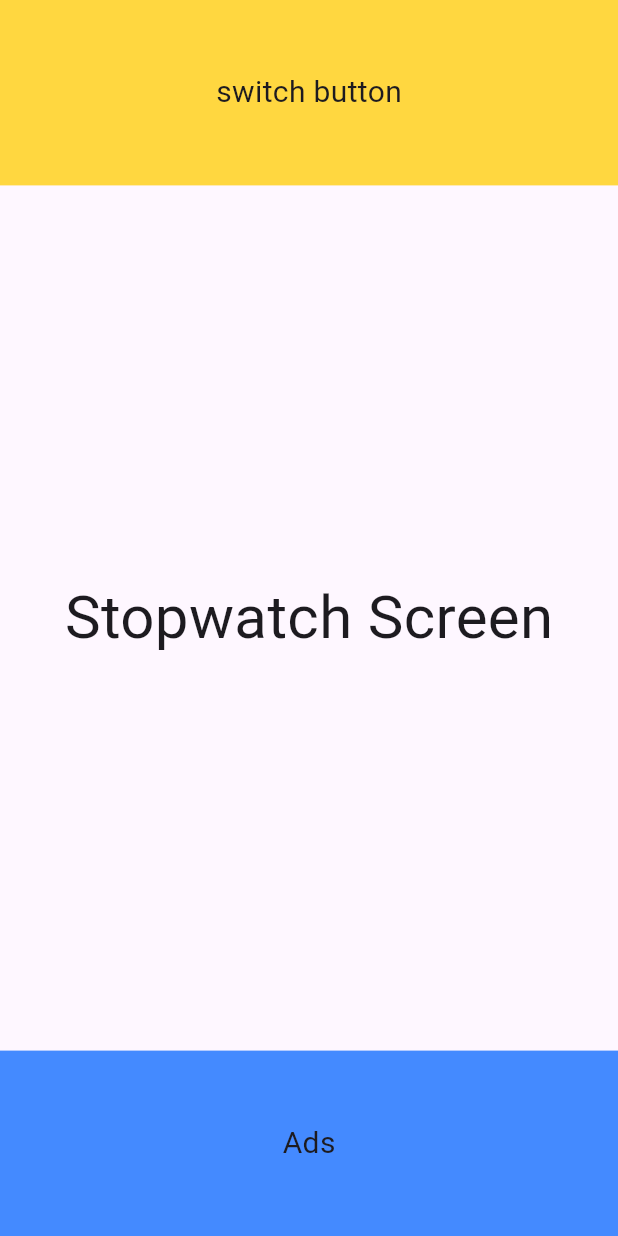
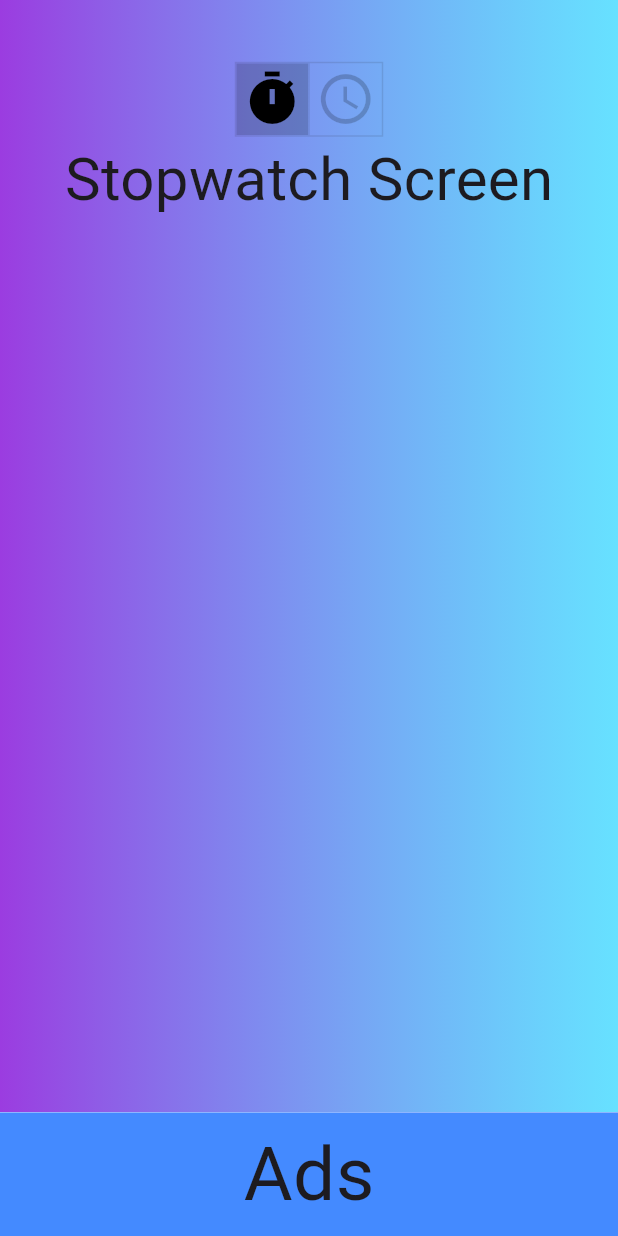
Before and after one commit to honganji/headphone-alarm-app-android, a Flutter app: the screen it shows after launch, on a phone screen of 412 x 824 dp. Run offline on Flutter 3.47's test engine with Material 2 defaults, Android fonts, the light colour scheme and no system bars; our stand-ins replace freezed_annotation, go_router.

Commit message:
add model and toggle timer

```diff
--- a/lib/layout.dart
+++ b/lib/layout.dart
@@ -14,24 +14,14 @@ class Layout extends StatelessWidget {
         width: width,
         child: Column(
           children: [
-            Container(
-              decoration: const BoxDecoration(color: Colors.amberAccent),
-              height: height * 0.15,
-              child: const Center(
-                child: Text(
-                  "switch button",
-                  style: TextStyle(fontSize: 20),
-                ),
-              ),
-            ),
             Expanded(child: child),
             Container(
               decoration: const BoxDecoration(color: Colors.blueAccent),
-              height: height * 0.15,
+              height: height * 0.10,
               child: const Center(
                 child: Text(
                   "Ads",
-                  style: TextStyle(fontSize: 20),
+                  style: TextStyle(fontSize: 50),
                 ),
               ),
             ),
--- /dev/null
+++ b/lib/model/state_model.dart
@@ -0,0 +1,19 @@
+import 'package:freezed_annotation/freezed_annotation.dart';
+
+part "state_model.freezed.dart";
+
+@freezed
+class StateModel with _$StateModel {
+  const StateModel._();
+  const factory StateModel({
+    @Default(0) int soundIndex,
+    @Default(0) double volume,
+    @Default(true) bool isStopwatch,
+    @Default(true) bool isStarted,
+    @Default(0) int stopwatchHour,
+    @Default(0) int stopwatchMinute,
+    @Default(0) int stopwatchSecond,
+    @Default(0) int timerHour,
+    @Default(0) int timerMinute,
+  }) = _StateModel;
+}
--- a/lib/screens/stopwatch.dart
+++ b/lib/screens/stopwatch.dart
@@ -1,14 +1,83 @@
 import 'package:flutter/material.dart';
 
-class Stopwatch extends StatelessWidget {
+class Stopwatch extends StatefulWidget {
   const Stopwatch({super.key});
 
   @override
+  State<Stopwatch> createState() => _StopwatchState();
+}
+
+class _StopwatchState extends State<Stopwatch> {
+  List<bool> isSelected = [true, false];
+
+  @override
   Widget build(BuildContext context) {
-    return const Center(
-      child: Text(
-        "Stopwatch Screen",
-        style: TextStyle(fontSize: 40),
+    final height = MediaQuery.of(context).size.height;
+    final width = MediaQuery.of(context).size.width;
+    return Container(
+      height: height,
+      width: width,
+      decoration: const BoxDecoration(
+        gradient: LinearGradient(
+          begin: Alignment.centerRight,
+          end: Alignment.centerLeft,
+          colors: [
+            Color(0xBF34DAFF),
+            Color(0xFF9B3CE0),
+          ],
+        ),
+      ),
+      child: Column(
+        mainAxisAlignment: MainAxisAlignment.start,
+        children: [
+          SizedBox(
+            height: height * 0.05,
+          ),
+          ToggleButtons(
+            isSelected: isSelected,
+            color: const Color(0X33000000),
+            fillColor: const Color(0X33000000),
+            selectedColor: Colors.black,
+            onPressed: (int newIndex) {
+              setState(() {
+                // looping through the list of booleans values
+                for (int index = 0; index < isSelected.length; index++) {
+                  // checking for the index value
+                  if (index == newIndex) {
+                    // one button is always set to true
+                    isSelected[index] = true;
+                  } else {
+                    // other two will be set to false and not selected
+                    isSelected[index] = false;
+                  }
+                }
+              });
+            },
+            children: [
+              Container(
+                decoration: const BoxDecoration(
+                  borderRadius: BorderRadius.all(
+                    Radius.circular(50),
+                  ),
+                ),
+                child: const Icon(
+                  Icons.timer,
+                  size: 40,
+                ),
+              ),
+              const Icon(
+                Icons.schedule,
+                size: 40,
+              ),
+            ],
+          ),
+          const Center(
+            child: Text(
+              "Stopwatch Screen",
+              style: TextStyle(fontSize: 40),
+            ),
+          ),
+        ],
       ),
     );
   }
--- a/pubspec.yaml
+++ b/pubspec.yaml
@@ -36,6 +36,8 @@ dependencies:
   # Use with the CupertinoIcons class for iOS style icons.
   cupertino_icons: ^1.0.2
   go_router: ^10.1.0
+  flutter_riverpod: ^2.3.7
+  freezed_annotation: ^2.4.1
 
 dev_dependencies:
   flutter_test:
@@ -47,6 +49,8 @@ dev_dependencies:
   # package. See that file for information about deactivating specific lint
   # rules and activating additional ones.
   flutter_lints: ^2.0.0
+  freezed: ^2.4.2
+  build_runner: ^2.4.6
 
 # For information on the generic Dart part of this file, see the
 # following page: https://dart.dev/tools/pub/pubspec
```
Also changed, not shown: lib/model/state_model.freezed.dart (added), pubspec.lock.
